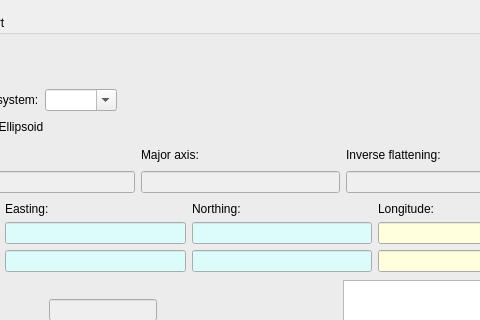
Before: the Qt Designer form UI/Tab_bshlm.ui in MartinHvidberg/kmstrans_fra_SDFE_SEQ200131, drawn with Qt 5; both pictures show x 102 to 582 and y 0 to 320 of the 884 by 575 pixel window.
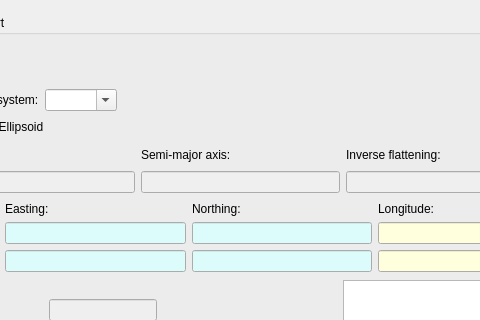
After: the same form once the commit is applied.

Commit message: Major -> Semi-major

Diff of the .ui file:
```diff
--- a/UI/Tab_bshlm.ui
+++ b/UI/Tab_bshlm.ui
@@ -158,7 +158,7 @@
         <item row="1" column="1">
          <widget class="QLabel" name="label_24">
           <property name="text">
-           <string>Major axis:</string>
+           <string>Semi-major axis:</string>
           </property>
          </widget>
         </item>
```
